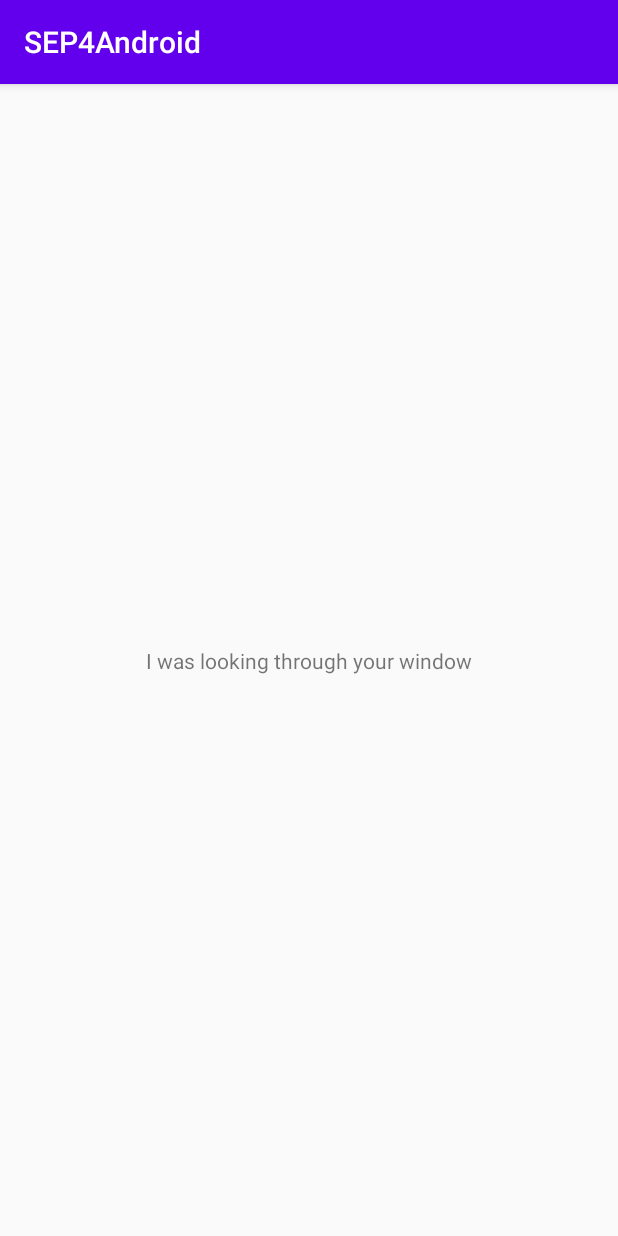
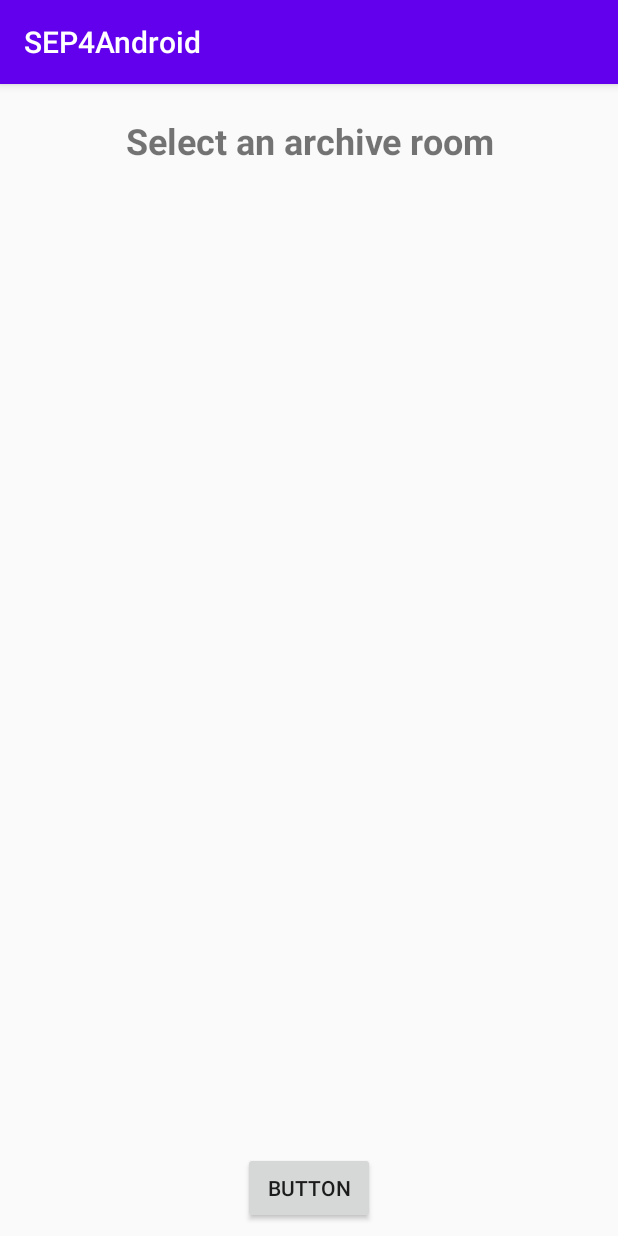
Before and after one commit to ViktoriaKouni/ProjectAndroid, an Android app: the screen it shows after launch (MainActivity), on a phone screen of 412 x 824 dp. Run offline under Robolectric (Android 15) with nearby library versions, the phone set to English and light mode, and no system bars.

Commit message:
Added and changed layouts

```diff
--- a/app/build.gradle
+++ b/app/build.gradle
@@ -41,4 +41,5 @@ dependencies {
 
     //Glide
     implementation 'com.github.bumptech.glide:glide:4.10.0'
+    implementation 'androidx.recyclerview:recyclerview:1.0.0'
 }
--- a/app/src/main/res/layout/activity_main.xml
+++ b/app/src/main/res/layout/activity_main.xml
@@ -7,12 +7,42 @@
     tools:context=".Views.MainActivity">
 
     <TextView
-        android:layout_width="wrap_content"
-        android:layout_height="wrap_content"
-        android:text="I was looking through your window"
-        app:layout_constraintBottom_toBottomOf="parent"
-        app:layout_constraintLeft_toLeftOf="parent"
-        app:layout_constraintRight_toRightOf="parent"
+        android:id="@+id/selectRoom"
+        android:layout_width="265dp"
+        android:layout_height="43dp"
+        android:layout_marginTop="16dp"
+        android:text="Select an archive room"
+        android:textSize="24sp"
+        android:textStyle="bold"
+        android:gravity="center"
+        app:layout_constraintEnd_toEndOf="parent"
+        app:layout_constraintStart_toStartOf="parent"
         app:layout_constraintTop_toTopOf="parent" />
 
+    <LinearLayout
+        android:id="@+id/rooms"
+        android:layout_width="383dp"
+        android:layout_height="0dp"
+        android:layout_marginStart="8dp"
+        android:layout_marginLeft="8dp"
+        android:layout_marginTop="8dp"
+        android:layout_marginEnd="8dp"
+        android:layout_marginRight="8dp"
+        android:orientation="vertical"
+        app:layout_constraintBottom_toTopOf="@+id/selectRoomButton"
+        app:layout_constraintEnd_toEndOf="parent"
+        app:layout_constraintHorizontal_bias="0.4"
+        app:layout_constraintStart_toStartOf="parent"
+        app:layout_constraintTop_toBottomOf="@+id/selectRoom"></LinearLayout>
+
+    <Button
+        android:id="@+id/selectRoomButton"
+        android:layout_width="88dp"
+        android:layout_height="0dp"
+        android:layout_marginBottom="8dp"
+        android:text="Button"
+        app:layout_constraintBottom_toBottomOf="parent"
+        app:layout_constraintEnd_toEndOf="parent"
+        app:layout_constraintStart_toStartOf="parent" />
+
 </androidx.constraintlayout.widget.ConstraintLayout>
```
Also changed, not shown: app/src/main/res/layout/activity_condition.xml (added, +71 -0 lines).
